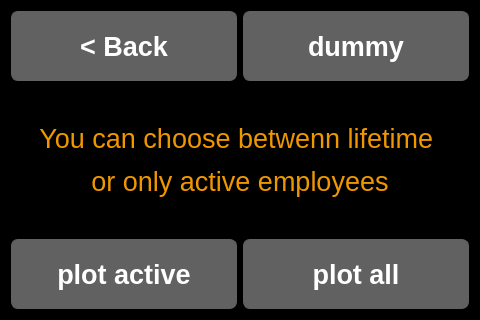
First picture: the form in ui_elements/plotdialog.ui, repository AndreWohnsland/Coffeetracker, before the edit.
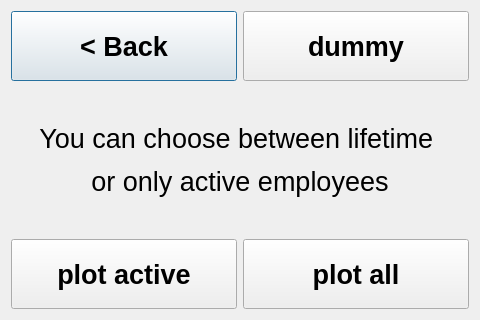
Second picture: the form after the edit.

```diff
--- a/ui_elements/plotdialog.ui
+++ b/ui_elements/plotdialog.ui
@@ -153,7 +153,7 @@
     border: 1px solid rgb(97, 97, 97);
     border-radius: 5;
 }
-
+/*
 #L_text {
 	color: rgb(239, 151, 0);
 }</string>
@@ -211,7 +211,7 @@
       </font>
      </property>
      <property name="text">
-      <string>&lt;html&gt;&lt;head/&gt;&lt;body&gt;&lt;p&gt;&lt;span style=&quot; font-size:20pt;&quot;&gt;You can choose betwenn lifetime &lt;/span&gt;&lt;/p&gt;&lt;p&gt;&lt;span style=&quot; font-size:20pt;&quot;&gt;or only active employees&lt;/span&gt;&lt;/p&gt;&lt;/body&gt;&lt;/html&gt;</string>
+      <string>&lt;html&gt;&lt;head/&gt;&lt;body&gt;&lt;p&gt;&lt;span style=&quot; font-size:20pt;&quot;&gt;You can choose between lifetime &lt;/span&gt;&lt;/p&gt;&lt;p&gt;&lt;span style=&quot; font-size:20pt;&quot;&gt;or only active employees&lt;/span&gt;&lt;/p&gt;&lt;/body&gt;&lt;/html&gt;</string>
      </property>
      <property name="alignment">
       <set>Qt::AlignCenter</set>
```
